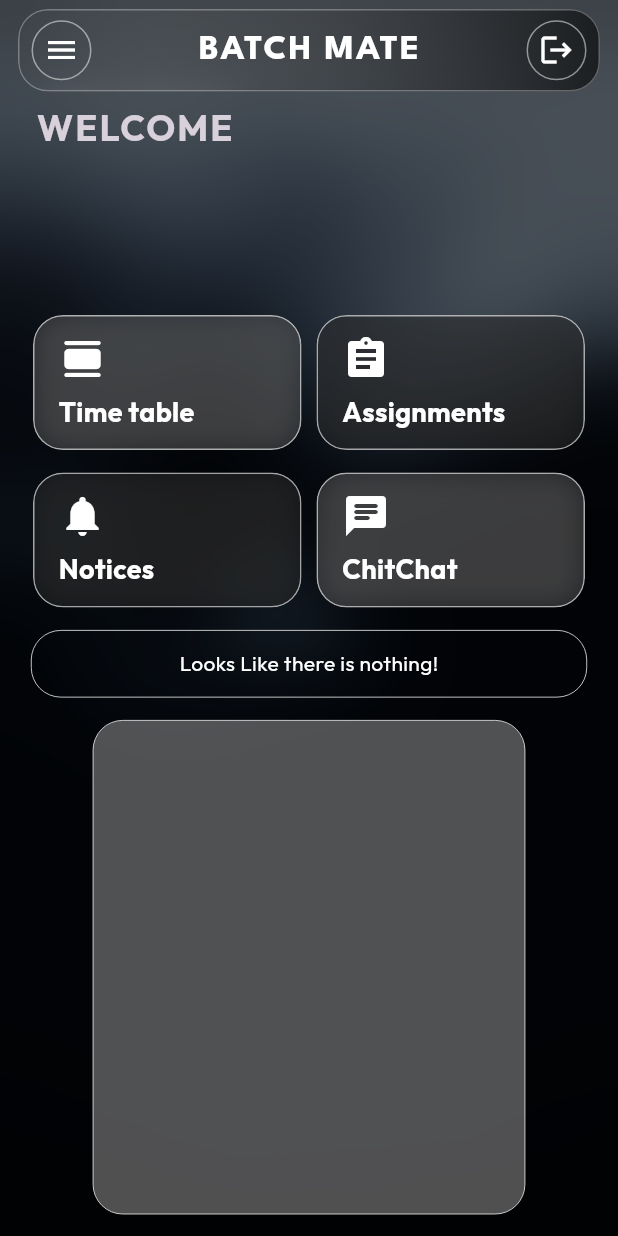
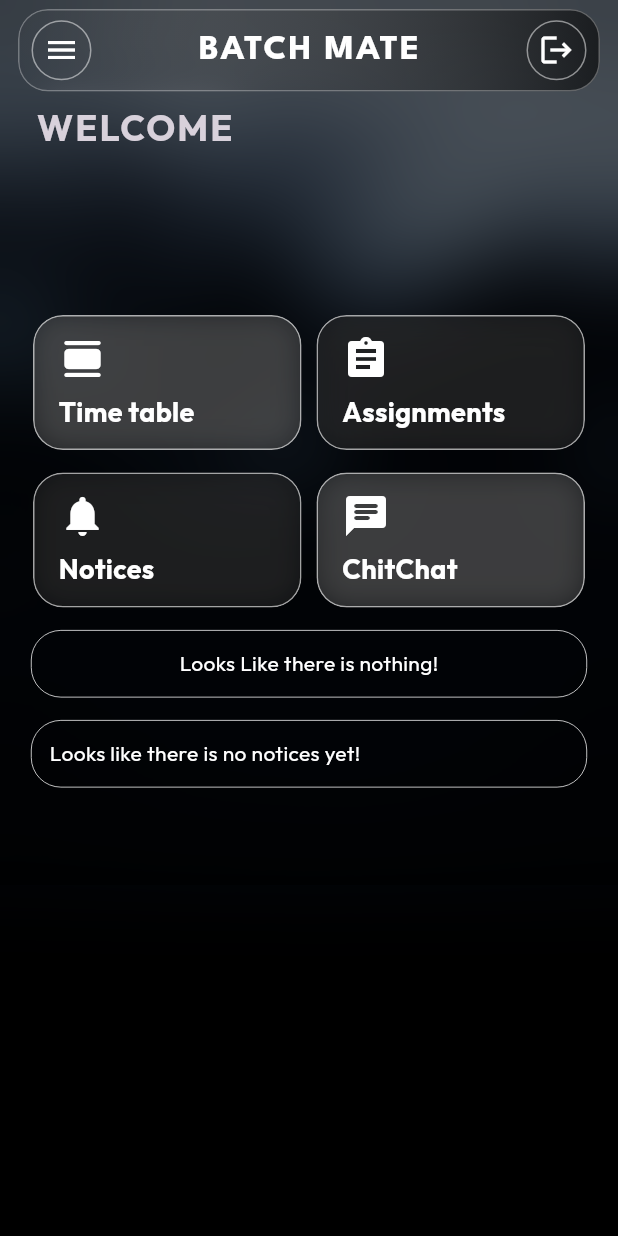
Before and after one commit to Swayanshuu/Batch-Mate, a Flutter app: the MainScreen screen opened directly, on a phone screen of 412 x 824 dp. Run offline on Flutter 3.47's test engine with Material 3 defaults, Android fonts, the phone set to English and light mode, and no system bars; our stand-ins replace cloud_firestore, dio, firebase_auth, firebase_core; accounts and stored records are empty; network calls fail; project files that could hold a hidden picture were left out.

Commit message:
work on recent notice

```diff
--- a/lib/Screens/main_Screen.dart
+++ b/lib/Screens/main_Screen.dart
@@ -184,15 +184,17 @@ class _MainScreenState extends State<MainScreen> {
                           )
                         : recentDataContainer(),
                     const SizedBox(height: 15),
-                    Container(
-                      height: MediaQuery.of(context).size.height * .4,
-                      width: MediaQuery.of(context).size.width * .7,
-                      decoration: BoxDecoration(
-                        color: Colors.grey.withOpacity(.5),
-                        border: Border.all(color: Colors.white, width: .5),
-                        borderRadius: BorderRadius.circular(20),
-                      ),
-                    ),
+                    isLoadingRecent
+                        ? Padding(
+                            padding: const EdgeInsets.symmetric(horizontal: 20),
+                            child: LinearProgressIndicator(),
+                          )
+                        : isLoadingRecent
+                        ? Padding(
+                            padding: const EdgeInsets.symmetric(horizontal: 20),
+                            child: LinearProgressIndicator(),
+                          )
+                        : recentNoticeContainer(),
                     const SizedBox(height: 65),
                   ],
                 ),
@@ -510,6 +512,9 @@ class _MainScreenState extends State<MainScreen> {
         border: Border.all(color: Colors.white, width: 0.5),
         borderRadius: BorderRadius.circular(20),
       ),
+      child: recentNotice.isEmpty
+          ? Text("Looks like there is no notices yet!")
+          : Column(),
     );
   }
 }
```
